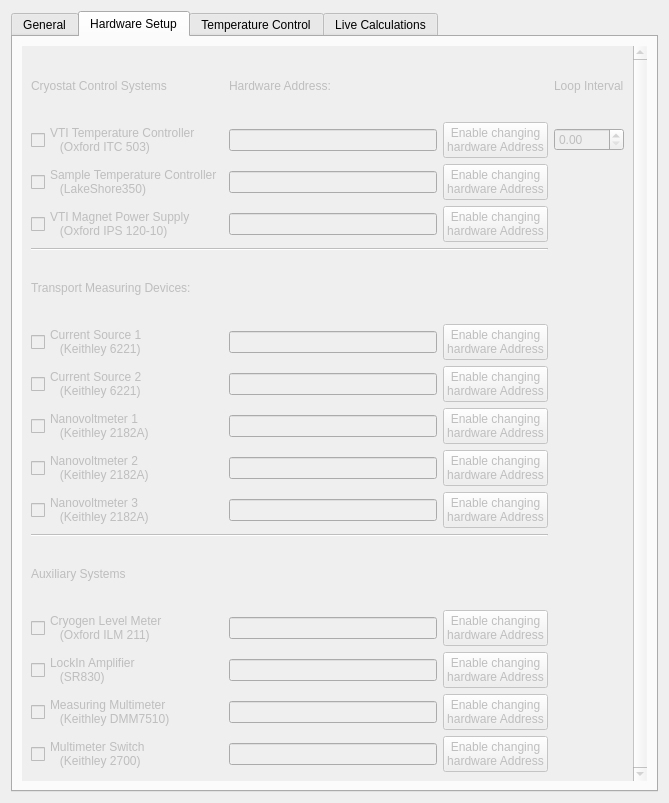
Old version of the form CryostatGUI/configurations/settings_global.ui in the repository Cryostat-GUI/Cryostat-GUI.
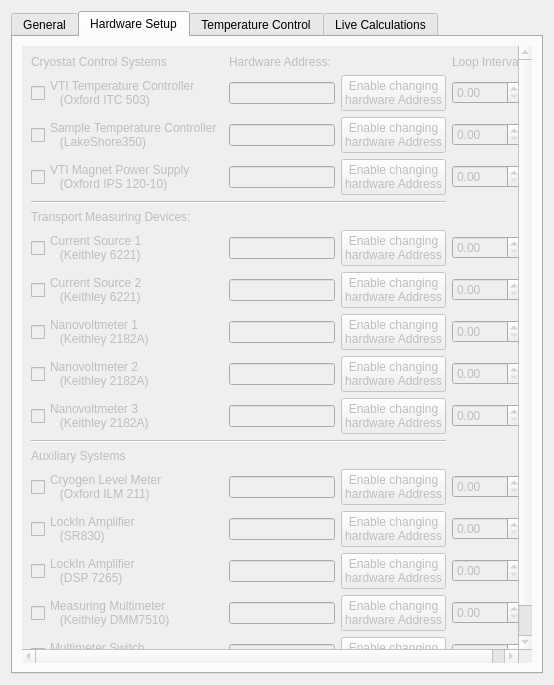
New version of the form. The open tabs and pages were chosen to show the change.

Commit message: ongoing new lock-In implementation

```diff
--- a/CryostatGUI/configurations/settings_global.ui
+++ b/CryostatGUI/configurations/settings_global.ui
@@ -6,8 +6,8 @@
    <rect>
     <x>0</x>
     <y>0</y>
-    <width>669</width>
-    <height>803</height>
+    <width>554</width>
+    <height>685</height>
    </rect>
   </property>
   <property name="windowTitle">
@@ -54,59 +54,11 @@
            <rect>
             <x>0</x>
             <y>0</y>
-            <width>610</width>
-            <height>741</height>
+            <width>495</width>
+            <height>623</height>
            </rect>
           </property>
-          <layout class="QGridLayout" name="gridLayout_4">
-           <item row="8" column="0">
-            <widget class="QCheckBox" name="checkSample_nVolt1_K2182A">
-             <property name="text">
-              <string>Nanovoltmeter 1 
-   (Keithley 2182A)</string>
-             </property>
-            </widget>
-           </item>
-           <item row="8" column="1">
-            <widget class="QLineEdit" name="lineGPIB_INSTRUMENT_6">
-             <property name="enabled">
-              <bool>false</bool>
-             </property>
-            </widget>
-           </item>
-           <item row="9" column="0">
-            <widget class="QCheckBox" name="checkSample_nVolt2_K2182A">
-             <property name="text">
-              <string>Nanovoltmeter 2 
-   (Keithley 2182A)</string>
-             </property>
-            </widget>
-           </item>
-           <item row="16" column="0">
-            <widget class="QCheckBox" name="checkSample_MM2_K2700">
-             <property name="enabled">
-              <bool>false</bool>
-             </property>
-             <property name="text">
-              <string>Multimeter Switch 
-   (Keithley 2700)</string>
-             </property>
-            </widget>
-           </item>
-           <item row="13" column="1">
-            <widget class="QLineEdit" name="lineGPIB_INSTRUMENT_9">
-             <property name="enabled">
-              <bool>false</bool>
-             </property>
-            </widget>
-           </item>
-           <item row="6" column="1">
-            <widget class="QLineEdit" name="lineGPIB_INSTRUMENT_4">
-             <property name="enabled">
-              <bool>false</bool>
-             </property>
-            </widget>
-           </item>
+          <layout class="QGridLayout" name="gridLayout_3">
            <item row="0" column="0">
             <widget class="QLabel" name="label_2">
              <property name="text">
@@ -114,87 +66,17 @@
              </property>
             </widget>
            </item>
-           <item row="10" column="1">
-            <widget class="QLineEdit" name="lineGPIB_INSTRUMENT_8">
-             <property name="enabled">
-              <bool>false</bool>
-             </property>
-            </widget>
-           </item>
-           <item row="10" column="0">
-            <widget class="QCheckBox" name="checkSample_nVolt3_K2182A">
+           <item row="0" column="1">
+            <widget class="QLabel" name="label_4">
              <property name="text">
-              <string>Nanovoltmeter 3 
-   (Keithley 2182A)</string>
+              <string>Hardware Address: </string>
              </property>
             </widget>
            </item>
-           <item row="15" column="1">
-            <widget class="QLineEdit" name="lineGPIB_INSTRUMENT_10">
-             <property name="enabled">
-              <bool>false</bool>
-             </property>
-            </widget>
-           </item>
-           <item row="9" column="1">
-            <widget class="QLineEdit" name="lineGPIB_INSTRUMENT_7">
-             <property name="enabled">
-              <bool>false</bool>
-             </property>
-            </widget>
-           </item>
-           <item row="7" column="1">
-            <widget class="QLineEdit" name="lineGPIB_INSTRUMENT_5">
-             <property name="enabled">
-              <bool>false</bool>
-             </property>
-            </widget>
-           </item>
-           <item row="5" column="0">
-            <widget class="QLabel" name="label">
+           <item row="0" column="3">
+            <widget class="QLabel" name="label_5">
              <property name="text">
-              <string>Transport Measuring Devices:</string>
-             </property>
-            </widget>
-           </item>
-           <item row="13" column="0">
-            <widget class="QCheckBox" name="checkVTI_ILM211">
-             <property name="text">
-              <string>Cryogen Level Meter 
-   (Oxford ILM 211)</string>
-             </property>
-            </widget>
-           </item>
-           <item row="15" column="0">
-            <widget class="QCheckBox" name="checkSample_MM1_KDMM7510">
-             <property name="enabled">
-              <bool>false</bool>
-             </property>
-             <property name="text">
-              <string>Measuring Multimeter 
-   (Keithley DMM7510)</string>
-             </property>
-            </widget>
-           </item>
-           <item row="7" column="2">
-            <widget class="QPushButton" name="pushButton_5">
-             <property name="text">
-              <string>Enable changing 
-hardware Address</string>
-             </property>
-             <property name="checkable">
-              <bool>true</bool>
-             </property>
-            </widget>
-           </item>
-           <item row="13" column="2">
-            <widget class="QPushButton" name="pushButton_9">
-             <property name="text">
-              <string>Enable changing 
-hardware Address</string>
-             </property>
-             <property name="checkable">
-              <bool>true</bool>
+              <string>Loop Interval</string>
              </property>
             </widget>
            </item>
@@ -206,19 +88,15 @@
              </property>
             </widget>
            </item>
-           <item row="16" column="2">
-            <widget class="QPushButton" name="pushButton_11">
-             <property name="text">
-              <string>Enable changing 
-hardware Address</string>
-             </property>
-             <property name="checkable">
-              <bool>true</bool>
+           <item row="1" column="1">
+            <widget class="QLineEdit" name="lineGPIB_VTI_ITC503">
+             <property name="enabled">
+              <bool>false</bool>
              </property>
             </widget>
            </item>
-           <item row="10" column="2">
-            <widget class="QPushButton" name="pushButton_8">
+           <item row="1" column="2">
+            <widget class="QPushButton" name="pushButton">
              <property name="text">
               <string>Enable changing 
 hardware Address</string>
@@ -231,21 +109,6 @@
            <item row="1" column="3">
             <widget class="QDoubleSpinBox" name="doubleSpinBox"/>
            </item>
-           <item row="3" column="0">
-            <widget class="QCheckBox" name="checkVTI_IPS120">
-             <property name="text">
-              <string>VTI Magnet Power Supply 
-   (Oxford IPS 120-10)</string>
-             </property>
-            </widget>
-           </item>
-           <item row="1" column="1">
-            <widget class="QLineEdit" name="lineGPIB_VTI_ITC503">
-             <property name="enabled">
-              <bool>false</bool>
-             </property>
-            </widget>
-           </item>
            <item row="2" column="0">
             <widget class="QCheckBox" name="checkSample_LakeShore350">
              <property name="text">
@@ -254,8 +117,15 @@
              </property>
             </widget>
            </item>
-           <item row="8" column="2">
-            <widget class="QPushButton" name="pushButton_6">
+           <item row="2" column="1">
+            <widget class="QLineEdit" name="lineGPIB_INSTRUMENT_2">
+             <property name="enabled">
+              <bool>false</bool>
+             </property>
+            </widget>
+           </item>
+           <item row="2" column="2">
+            <widget class="QPushButton" name="pushButton_2">
              <property name="text">
               <string>Enable changing 
 hardware Address</string>
@@ -265,29 +135,18 @@
              </property>
             </widget>
            </item>
-           <item row="16" column="1">
-            <widget class="QLineEdit" name="lineGPIB_INSTRUMENT_11">
-             <property name="enabled">
-              <bool>false</bool>
-             </property>
-            </widget>
-           </item>
-           <item row="6" column="0">
-            <widget class="QCheckBox" name="checkSample_Current1_K6221">
+           <item row="3" column="0">
+            <widget class="QCheckBox" name="checkVTI_IPS120">
              <property name="text">
-              <string>Current Source 1 
-   (Keithley 6221)</string>
+              <string>VTI Magnet Power Supply 
+   (Oxford IPS 120-10)</string>
              </property>
             </widget>
            </item>
-           <item row="9" column="2">
-            <widget class="QPushButton" name="pushButton_7">
-             <property name="text">
-              <string>Enable changing 
-hardware Address</string>
-             </property>
-             <property name="checkable">
-              <bool>true</bool>
+           <item row="3" column="1">
+            <widget class="QLineEdit" name="lineGPIB_INSTRUMENT_3">
+             <property name="enabled">
+              <bool>false</bool>
              </property>
             </widget>
            </item>
@@ -302,24 +161,6 @@
              </property>
             </widget>
            </item>
-           <item row="1" column="2">
-            <widget class="QPushButton" name="pushButton">
-             <property name="text">
-              <string>Enable changing 
-hardware Address</string>
-             </property>
-             <property name="checkable">
-              <bool>true</bool>
-             </property>
-            </widget>
-           </item>
-           <item row="0" column="3">
-            <widget class="QLabel" name="label_5">
-             <property name="text">
-              <string>Loop Interval</string>
-             </property>
-            </widget>
-           </item>
            <item row="4" column="0" colspan="3">
             <widget class="Line" name="line_2">
              <property name="orientation">
@@ -327,10 +168,36 @@
              </property>
             </widget>
            </item>
-           <item row="11" column="0" colspan="3">
-            <widget class="Line" name="line">
-             <property name="orientation">
-              <enum>Qt::Horizontal</enum>
+           <item row="5" column="0">
+            <widget class="QLabel" name="label">
+             <property name="text">
+              <string>Transport Measuring Devices:</string>
+             </property>
+            </widget>
+           </item>
+           <item row="6" column="0">
+            <widget class="QCheckBox" name="checkSample_Current1_K6221">
+             <property name="text">
+              <string>Current Source 1 
+   (Keithley 6221)</string>
+             </property>
+            </widget>
+           </item>
+           <item row="6" column="1">
+            <widget class="QLineEdit" name="lineGPIB_INSTRUMENT_4">
+             <property name="enabled">
+              <bool>false</bool>
+             </property>
+            </widget>
+           </item>
+           <item row="6" column="2">
+            <widget class="QPushButton" name="pushButton_4">
+             <property name="text">
+              <string>Enable changing 
+hardware Address</string>
+             </property>
+             <property name="checkable">
+              <bool>true</bool>
              </property>
             </widget>
            </item>
@@ -342,20 +209,109 @@
              </property>
             </widget>
            </item>
-           <item row="3" column="1">
-            <widget class="QLineEdit" name="lineGPIB_INSTRUMENT_3">
+           <item row="7" column="1">
+            <widget class="QLineEdit" name="lineGPIB_INSTRUMENT_5">
              <property name="enabled">
               <bool>false</bool>
              </property>
             </widget>
            </item>
-           <item row="2" column="1">
-            <widget class="QLineEdit" name="lineGPIB_INSTRUMENT_2">
+           <item row="7" column="2">
+            <widget class="QPushButton" name="pushButton_5">
+             <property name="text">
+              <string>Enable changing 
+hardware Address</string>
+             </property>
+             <property name="checkable">
+              <bool>true</bool>
+             </property>
+            </widget>
+           </item>
+           <item row="8" column="0">
+            <widget class="QCheckBox" name="checkSample_nVolt1_K2182A">
+             <property name="text">
+              <string>Nanovoltmeter 1 
+   (Keithley 2182A)</string>
+             </property>
+            </widget>
+           </item>
+           <item row="8" column="1">
+            <widget class="QLineEdit" name="lineGPIB_INSTRUMENT_6">
              <property name="enabled">
               <bool>false</bool>
              </property>
             </widget>
            </item>
+           <item row="8" column="2">
+            <widget class="QPushButton" name="pushButton_6">
+             <property name="text">
+              <string>Enable changing 
+hardware Address</string>
+             </property>
+             <property name="checkable">
+              <bool>true</bool>
+             </property>
+            </widget>
+           </item>
+           <item row="9" column="0">
+            <widget class="QCheckBox" name="checkSample_nVolt2_K2182A">
+             <property name="text">
+              <string>Nanovoltmeter 2 
+   (Keithley 2182A)</string>
+             </property>
+            </widget>
+           </item>
+           <item row="9" column="1">
+            <widget class="QLineEdit" name="lineGPIB_INSTRUMENT_7">
+             <property name="enabled">
+              <bool>false</bool>
+             </property>
+            </widget>
+           </item>
+           <item row="9" column="2">
+            <widget class="QPushButton" name="pushButton_7">
+             <property name="text">
+              <string>Enable changing 
+hardware Address</string>
+             </property>
+             <property name="checkable">
+              <bool>true</bool>
+             </property>
+            </widget>
+           </item>
+           <item row="10" column="0">
+            <widget class="QCheckBox" name="checkSample_nVolt3_K2182A">
+             <property name="text">
+              <string>Nanovoltmeter 3 
+   (Keithley 2182A)</string>
+             </property>
+            </widget>
+           </item>
+           <item row="10" column="1">
+            <widget class="QLineEdit" name="lineGPIB_INSTRUMENT_8">
+             <property name="enabled">
+              <bool>false</bool>
+             </property>
+            </widget>
+           </item>
+           <item row="10" column="2">
+            <widget class="QPushButton" name="pushButton_8">
+             <property name="text">
+              <string>Enable changing 
+hardware Address</string>
+             </property>
+             <property name="checkable">
+              <bool>true</bool>
+             </property>
+            </widget>
+           </item>
+           <item row="11" column="0" colspan="3">
+            <widget class="Line" name="line">
+             <property name="orientation">
+              <enum>Qt::Horizontal</enum>
+             </property>
+            </widget>
+           </item>
            <item row="12" column="0">
             <widget class="QLabel" name="label_3">
              <property name="text">
@@ -363,30 +319,26 @@
              </property>
             </widget>
            </item>
-           <item row="15" column="2">
-            <widget class="QPushButton" name="pushButton_10">
+           <item row="13" column="0">
+            <widget class="QCheckBox" name="checkVTI_ILM211">
              <property name="text">
-              <string>Enable changing 
-hardware Address</string>
+              <string>Cryogen Level Meter 
+   (Oxford ILM 211)</string>
              </property>
-             <property name="checkable">
-              <bool>true</bool>
-             </property>
             </widget>
            </item>
-           <item row="2" column="2">
-            <widget class="QPushButton" name="pushButton_2">
-             <property name="text">
-              <string>Enable changing 
-hardware Address</string>
+           <item row="13" column="1">
+            <widget class="QLineEdit" name="lineGPIB_INSTRUMENT_9">
+             <property name="enabled">
+              <bool>false</bool>
              </property>
-             <property name="checkable">
-              <bool>true</bool>
-             </property>
             </widget>
            </item>
-           <item row="6" column="2">
-            <widget class="QPushButton" name="pushButton_4">
+           <item row="13" column="2">
+            <widget class="QPushButton" name="pushButton_9">
+             <property name="enabled">
+              <bool>false</bool>
+             </property>
              <property name="text">
               <string>Enable changing 
 hardware Address</string>
@@ -396,13 +348,6 @@
              </property>
             </widget>
            </item>
-           <item row="0" column="1">
-            <widget class="QLabel" name="label_4">
-             <property name="text">
-              <string>Hardware Address: </string>
-             </property>
-            </widget>
-           </item>
            <item row="14" column="0">
             <widget class="QCheckBox" name="checkaction_run_SR830">
              <property name="text">
@@ -429,6 +374,126 @@
              </property>
             </widget>
            </item>
+           <item row="15" column="0">
+            <widget class="QCheckBox" name="checkaction_run_DSP7265">
+             <property name="text">
+              <string>LockIn Amplifier 
+   (DSP 7265)</string>
+             </property>
+            </widget>
+           </item>
+           <item row="15" column="1">
+            <widget class="QLineEdit" name="lineGPIB_INSTRUMENT_13">
+             <property name="enabled">
+              <bool>false</bool>
+             </property>
+            </widget>
+           </item>
+           <item row="15" column="2">
+            <widget class="QPushButton" name="pushButton_13">
+             <property name="text">
+              <string>Enable changing 
+hardware Address</string>
+             </property>
+             <property name="checkable">
+              <bool>true</bool>
+             </property>
+            </widget>
+           </item>
+           <item row="16" column="0">
+            <widget class="QCheckBox" name="checkSample_MM1_KDMM7510">
+             <property name="enabled">
+              <bool>false</bool>
+             </property>
+             <property name="text">
+              <string>Measuring Multimeter 
+   (Keithley DMM7510)</string>
+             </property>
+            </widget>
+           </item>
+           <item row="16" column="1">
+            <widget class="QLineEdit" name="lineGPIB_INSTRUMENT_10">
+             <property name="enabled">
+              <bool>false</bool>
+             </property>
+            </widget>
+           </item>
+           <item row="16" column="2">
+            <widget class="QPushButton" name="pushButton_10">
+             <property name="text">
+              <string>Enable changing 
+hardware Address</string>
+             </property>
+             <property name="checkable">
+              <bool>true</bool>
+             </property>
+            </widget>
+           </item>
+           <item row="17" column="0">
+            <widget class="QCheckBox" name="checkSample_MM2_K2700">
+             <property name="enabled">
+              <bool>false</bool>
+             </property>
+             <property name="text">
+              <string>Multimeter Switch 
+   (Keithley 2700)</string>
+             </property>
+            </widget>
+           </item>
+           <item row="17" column="1">
+            <widget class="QLineEdit" name="lineGPIB_INSTRUMENT_11">
+             <property name="enabled">
+              <bool>false</bool>
+             </property>
+            </widget>
+           </item>
+           <item row="17" column="2">
+            <widget class="QPushButton" name="pushButton_11">
+             <property name="text">
+              <string>Enable changing 
+hardware Address</string>
+             </property>
+             <property name="checkable">
+              <bool>true</bool>
+             </property>
+            </widget>
+           </item>
+           <item row="2" column="3">
+            <widget class="QDoubleSpinBox" name="doubleSpinBox_3"/>
+           </item>
+           <item row="3" column="3">
+            <widget class="QDoubleSpinBox" name="doubleSpinBox_4"/>
+           </item>
+           <item row="6" column="3">
+            <widget class="QDoubleSpinBox" name="doubleSpinBox_5"/>
+           </item>
+           <item row="7" column="3">
+            <widget class="QDoubleSpinBox" name="doubleSpinBox_6"/>
+           </item>
+           <item row="8" column="3">
+            <widget class="QDoubleSpinBox" name="doubleSpinBox_7"/>
+           </item>
+           <item row="9" column="3">
+            <widget class="QDoubleSpinBox" name="doubleSpinBox_8"/>
+           </item>
+           <item row="10" column="3">
+            <widget class="QDoubleSpinBox" name="doubleSpinBox_9"/>
+           </item>
+           <item row="13" column="3">
+            <widget class="QDoubleSpinBox" name="doubleSpinBox_10"/>
+           </item>
+           <item row="14" column="3">
+            <widget class="QDoubleSpinBox" name="doubleSpinBox_11"/>
+           </item>
+           <item row="15" column="3">
+            <widget class="QDoubleSpinBox" name="doubleSpinBox_12"/>
+           </item>
+           <item row="16" column="3">
+            <widget class="QDoubleSpinBox" name="doubleSpinBox_13"/>
+           </item>
+           <item row="17" column="3">
+            <widget class="QDoubleSpinBox" name="doubleSpinBox_14"/>
+           </item>
           </layout>
          </widget>
         </widget>
```
Left out of the diff: 598 changed lines with no effect on the pictures. The commit also changes 2 other files.
